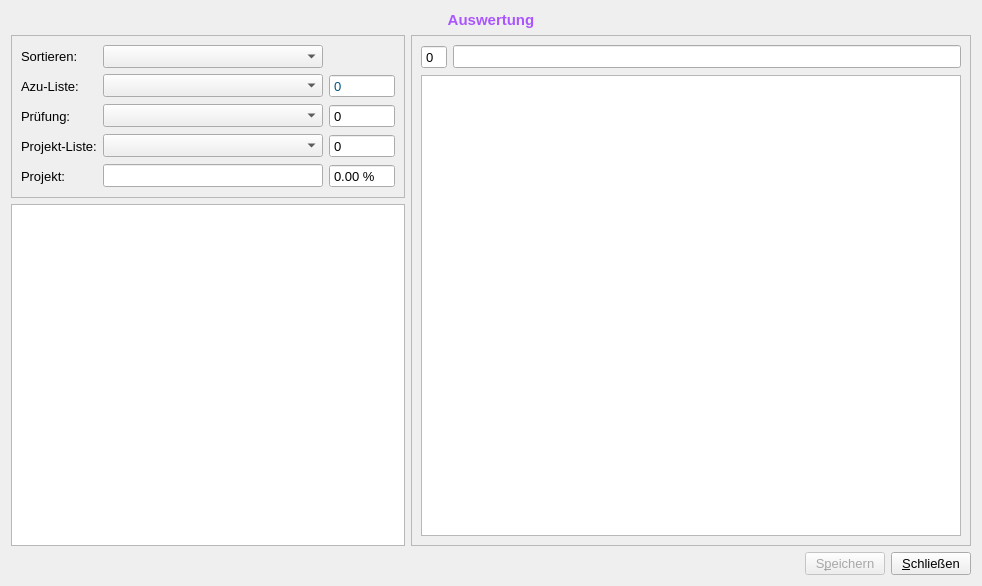
First picture: the form in formevaluation.ui, repository fasa1964/fshkap, before the edit.
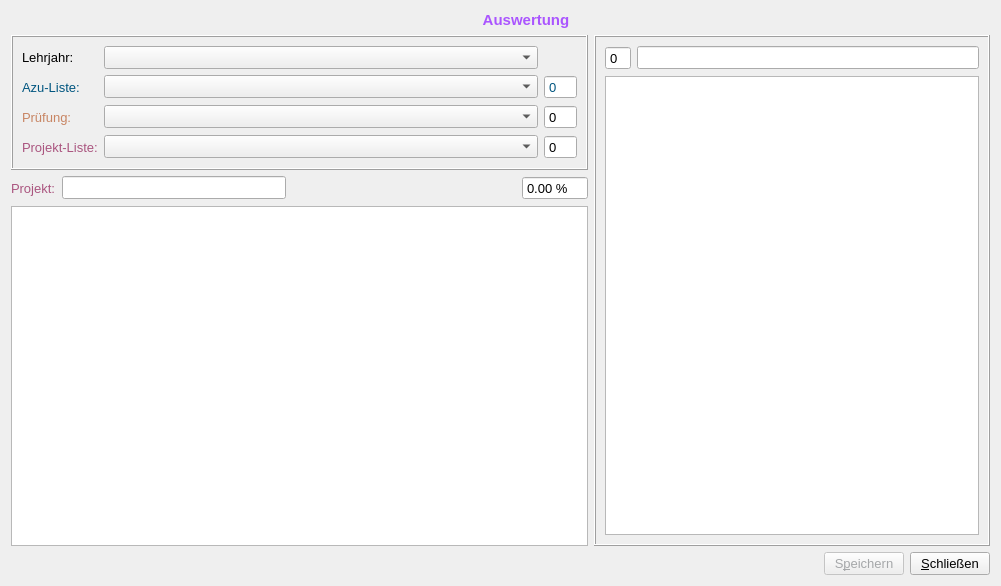
Second picture: the form after the edit.

Patch:
```diff
--- a/formevaluation.ui
+++ b/formevaluation.ui
@@ -6,7 +6,7 @@
    <rect>
     <x>0</x>
     <y>0</y>
-    <width>982</width>
+    <width>1001</width>
     <height>586</height>
    </rect>
   </property>
@@ -19,10 +19,73 @@
    <string>Form</string>
   </property>
   <layout class="QGridLayout" name="gridLayout_3">
-   <item row="1" column="0" colspan="2">
+   <item row="2" column="3">
+    <widget class="QDoubleSpinBox" name="projektProzentBox">
+     <property name="readOnly">
+      <bool>true</bool>
+     </property>
+     <property name="buttonSymbols">
+      <enum>QAbstractSpinBox::NoButtons</enum>
+     </property>
+     <property name="prefix">
+      <string/>
+     </property>
+     <property name="suffix">
+      <string> %</string>
+     </property>
+     <property name="maximum">
+      <double>100.000000000000000</double>
+     </property>
+    </widget>
+   </item>
+   <item row="2" column="0">
+    <widget class="QLabel" name="label_2">
+     <property name="palette">
+      <palette>
+       <active>
+        <colorrole role="WindowText">
+         <brush brushstyle="SolidPattern">
+          <color alpha="255">
+           <red>170</red>
+           <green>85</green>
+           <blue>127</blue>
+          </color>
+         </brush>
+        </colorrole>
+       </active>
+       <inactive>
+        <colorrole role="WindowText">
+         <brush brushstyle="SolidPattern">
+          <color alpha="255">
+           <red>170</red>
+           <green>85</green>
+           <blue>127</blue>
+          </color>
+         </brush>
+        </colorrole>
+       </inactive>
+       <disabled>
+        <colorrole role="WindowText">
+         <brush brushstyle="SolidPattern">
+          <color alpha="255">
+           <red>120</red>
+           <green>120</green>
+           <blue>120</blue>
+          </color>
+         </brush>
+        </colorrole>
+       </disabled>
+      </palette>
+     </property>
+     <property name="text">
+      <string>Projekt:</string>
+     </property>
+    </widget>
+   </item>
+   <item row="1" column="0" colspan="4">
     <widget class="QFrame" name="frame">
      <property name="sizePolicy">
-      <sizepolicy hsizetype="Expanding" vsizetype="Preferred">
+      <sizepolicy hsizetype="Preferred" vsizetype="Preferred">
        <horstretch>0</horstretch>
        <verstretch>0</verstretch>
       </sizepolicy>
@@ -34,7 +97,7 @@
       </size>
      </property>
      <property name="frameShape">
-      <enum>QFrame::StyledPanel</enum>
+      <enum>QFrame::Box</enum>
      </property>
      <property name="frameShadow">
       <enum>QFrame::Raised</enum>
@@ -43,7 +106,7 @@
       <item row="0" column="0">
        <widget class="QLabel" name="label_6">
         <property name="text">
-         <string>Sortieren:</string>
+         <string>Lehrjahr:</string>
         </property>
        </widget>
       </item>
@@ -65,6 +128,43 @@
       </item>
       <item row="1" column="0">
        <widget class="QLabel" name="label_5">
+        <property name="palette">
+         <palette>
+          <active>
+           <colorrole role="WindowText">
+            <brush brushstyle="SolidPattern">
+             <color alpha="255">
+              <red>0</red>
+              <green>85</green>
+              <blue>127</blue>
+             </color>
+            </brush>
+           </colorrole>
+          </active>
+          <inactive>
+           <colorrole role="WindowText">
+            <brush brushstyle="SolidPattern">
+             <color alpha="255">
+              <red>0</red>
+              <green>85</green>
+              <blue>127</blue>
+             </color>
+            </brush>
+           </colorrole>
+          </inactive>
+          <disabled>
+           <colorrole role="WindowText">
+            <brush brushstyle="SolidPattern">
+             <color alpha="255">
+              <red>120</red>
+              <green>120</green>
+              <blue>120</blue>
+             </color>
+            </brush>
+           </colorrole>
+          </disabled>
+         </palette>
+        </property>
         <property name="text">
          <string>Azu-Liste:</string>
         </property>
@@ -82,6 +182,43 @@
       </item>
       <item row="2" column="0">
        <widget class="QLabel" name="label_4">
+        <property name="palette">
+         <palette>
+          <active>
+           <colorrole role="WindowText">
+            <brush brushstyle="SolidPattern">
+             <color alpha="255">
+              <red>200</red>
+              <green>133</green>
+              <blue>99</blue>
+             </color>
+            </brush>
+           </colorrole>
+          </active>
+          <inactive>
+           <colorrole role="WindowText">
+            <brush brushstyle="SolidPattern">
+             <color alpha="255">
+              <red>200</red>
+              <green>133</green>
+              <blue>99</blue>
+             </color>
+            </brush>
+           </colorrole>
+          </inactive>
+          <disabled>
+           <colorrole role="WindowText">
+            <brush brushstyle="SolidPattern">
+             <color alpha="255">
+              <red>120</red>
+              <green>120</green>
+              <blue>120</blue>
+             </color>
+            </brush>
+           </colorrole>
+          </disabled>
+         </palette>
+        </property>
         <property name="text">
          <string>Prüfung:</string>
         </property>
@@ -99,6 +236,43 @@
       </item>
       <item row="3" column="0">
        <widget class="QLabel" name="label_3">
+        <property name="palette">
+         <palette>
+          <active>
+           <colorrole role="WindowText">
+            <brush brushstyle="SolidPattern">
+             <color alpha="255">
+              <red>170</red>
+              <green>85</green>
+              <blue>127</blue>
+             </color>
+            </brush>
+           </colorrole>
+          </active>
+          <inactive>
+           <colorrole role="WindowText">
+            <brush brushstyle="SolidPattern">
+             <color alpha="255">
+              <red>170</red>
+              <green>85</green>
+              <blue>127</blue>
+             </color>
+            </brush>
+           </colorrole>
+          </inactive>
+          <disabled>
+           <colorrole role="WindowText">
+            <brush brushstyle="SolidPattern">
+             <color alpha="255">
+              <red>120</red>
+              <green>120</green>
+              <blue>120</blue>
+             </color>
+            </brush>
+           </colorrole>
+          </disabled>
+         </palette>
+        </property>
         <property name="text">
          <string>Projekt-Liste:</string>
         </property>
@@ -114,20 +288,6 @@
         </property>
        </widget>
       </item>
-      <item row="4" column="0">
-       <widget class="QLabel" name="label_2">
-        <property name="text">
-         <string>Projekt:</string>
-        </property>
-       </widget>
-      </item>
-      <item row="4" column="1">
-       <widget class="QLineEdit" name="projektNameEdit">
-        <property name="readOnly">
-         <bool>true</bool>
-        </property>
-       </widget>
-      </item>
       <item row="1" column="2">
        <widget class="QSpinBox" name="countAzubiBox">
         <property name="palette">
@@ -201,29 +361,67 @@
         </property>
        </widget>
       </item>
-      <item row="4" column="2">
-       <widget class="QDoubleSpinBox" name="projektProzentBox">
-        <property name="readOnly">
-         <bool>true</bool>
-        </property>
-        <property name="buttonSymbols">
-         <enum>QAbstractSpinBox::NoButtons</enum>
-        </property>
-        <property name="prefix">
-         <string/>
-        </property>
-        <property name="suffix">
-         <string> %</string>
-        </property>
-        <property name="maximum">
-         <double>100.000000000000000</double>
-        </property>
-       </widget>
-      </item>
      </layout>
     </widget>
    </item>
-   <item row="3" column="3">
+   <item row="3" column="0" colspan="4">
+    <widget class="QTableWidget" name="fragenTableWidget"/>
+   </item>
+   <item row="0" column="1" colspan="5">
+    <widget class="QLabel" name="label">
+     <property name="palette">
+      <palette>
+       <active>
+        <colorrole role="WindowText">
+         <brush brushstyle="SolidPattern">
+          <color alpha="255">
+           <red>170</red>
+           <green>85</green>
+           <blue>255</blue>
+          </color>
+         </brush>
+        </colorrole>
+       </active>
+       <inactive>
+        <colorrole role="WindowText">
+         <brush brushstyle="SolidPattern">
+          <color alpha="255">
+           <red>170</red>
+           <green>85</green>
+           <blue>255</blue>
+          </color>
+         </brush>
+        </colorrole>
+       </inactive>
+       <disabled>
+        <colorrole role="WindowText">
+         <brush brushstyle="SolidPattern">
+          <color alpha="255">
+           <red>165</red>
+           <green>167</green>
+           <blue>169</blue>
+          </color>
+         </brush>
+        </colorrole>
+       </disabled>
+      </palette>
+     </property>
+     <property name="font">
+      <font>
+       <pointsize>11</pointsize>
+       <weight>75</weight>
+       <bold>true</bold>
+      </font>
+     </property>
+     <property name="text">
+      <string>Auswertung</string>
+     </property>
+     <property name="alignment">
+      <set>Qt::AlignCenter</set>
+     </property>
+    </widget>
+   </item>
+   <item row="4" column="5">
     <layout class="QHBoxLayout" name="horizontalLayout">
      <item>
       <widget class="QPushButton" name="saveButton">
@@ -281,61 +479,7 @@
      </item>
     </layout>
    </item>
-   <item row="0" column="0" colspan="4">
-    <widget class="QLabel" name="label">
-     <property name="palette">
-      <palette>
-       <active>
-        <colorrole role="WindowText">
-         <brush brushstyle="SolidPattern">
-          <color alpha="255">
-           <red>170</red>
-           <green>85</green>
-           <blue>255</blue>
-          </color>
-         </brush>
-        </colorrole>
-       </active>
-       <inactive>
-        <colorrole role="WindowText">
-         <brush brushstyle="SolidPattern">
-          <color alpha="255">
-           <red>170</red>
-           <green>85</green>
-           <blue>255</blue>
-          </color>
-         </brush>
-        </colorrole>
-       </inactive>
-       <disabled>
-        <colorrole role="WindowText">
-         <brush brushstyle="SolidPattern">
-          <color alpha="255">
-           <red>165</red>
-           <green>167</green>
-           <blue>169</blue>
-          </color>
-         </brush>
-        </colorrole>
-       </disabled>
-      </palette>
-     </property>
-     <property name="font">
-      <font>
-       <pointsize>11</pointsize>
-       <weight>75</weight>
-       <bold>true</bold>
-      </font>
-     </property>
-     <property name="text">
-      <string>Auswertung</string>
-     </property>
-     <property name="alignment">
-      <set>Qt::AlignCenter</set>
-     </property>
-    </widget>
-   </item>
-   <item row="3" column="2">
+   <item row="4" column="4">
     <spacer name="horizontalSpacer">
      <property name="orientation">
       <enum>Qt::Horizontal</enum>
@@ -348,20 +492,7 @@
      </property>
     </spacer>
    </item>
-   <item row="3" column="1">
-    <spacer name="horizontalSpacer_2">
-     <property name="orientation">
-      <enum>Qt::Horizontal</enum>
-     </property>
-     <property name="sizeHint" stdset="0">
-      <size>
-       <width>40</width>
-       <height>20</height>
-      </size>
-     </property>
-    </spacer>
-   </item>
-   <item row="1" column="2" rowspan="2" colspan="2">
+   <item row="1" column="4" rowspan="3" colspan="2">
     <widget class="QFrame" name="frame_2">
      <property name="sizePolicy">
       <sizepolicy hsizetype="Expanding" vsizetype="Expanding">
@@ -370,7 +501,7 @@
       </sizepolicy>
      </property>
      <property name="frameShape">
-      <enum>QFrame::StyledPanel</enum>
+      <enum>QFrame::Box</enum>
      </property>
      <property name="frameShadow">
       <enum>QFrame::Raised</enum>
@@ -378,6 +509,43 @@
      <layout class="QGridLayout" name="gridLayout_2">
       <item row="0" column="1">
        <widget class="QLineEdit" name="azuNameEdit">
+        <property name="palette">
+         <palette>
+          <active>
+           <colorrole role="WindowText">
+            <brush brushstyle="SolidPattern">
+             <color alpha="255">
+              <red>0</red>
+              <green>85</green>
+              <blue>127</blue>
+             </color>
+            </brush>
+           </colorrole>
+          </active>
+          <inactive>
+           <colorrole role="WindowText">
+            <brush brushstyle="SolidPattern">
+             <color alpha="255">
+              <red>0</red>
+              <green>85</green>
+              <blue>127</blue>
+             </color>
+            </brush>
+           </colorrole>
+          </inactive>
+          <disabled>
+           <colorrole role="WindowText">
+            <brush brushstyle="SolidPattern">
+             <color alpha="255">
+              <red>120</red>
+              <green>120</green>
+              <blue>120</blue>
+             </color>
+            </brush>
+           </colorrole>
+          </disabled>
+         </palette>
+        </property>
         <property name="readOnly">
          <bool>true</bool>
         </property>
@@ -385,6 +553,43 @@
       </item>
       <item row="0" column="0">
        <widget class="QSpinBox" name="nrBox">
+        <property name="palette">
+         <palette>
+          <active>
+           <colorrole role="WindowText">
+            <brush brushstyle="SolidPattern">
+             <color alpha="255">
+              <red>0</red>
+              <green>85</green>
+              <blue>127</blue>
+             </color>
+            </brush>
+           </colorrole>
+          </active>
+          <inactive>
+           <colorrole role="WindowText">
+            <brush brushstyle="SolidPattern">
+             <color alpha="255">
+              <red>0</red>
+              <green>85</green>
+              <blue>127</blue>
+             </color>
+            </brush>
+           </colorrole>
+          </inactive>
+          <disabled>
+           <colorrole role="WindowText">
+            <brush brushstyle="SolidPattern">
+             <color alpha="255">
+              <red>120</red>
+              <green>120</green>
+              <blue>120</blue>
+             </color>
+            </brush>
+           </colorrole>
+          </disabled>
+         </palette>
+        </property>
         <property name="readOnly">
          <bool>true</bool>
         </property>
@@ -406,8 +611,38 @@
      </layout>
     </widget>
    </item>
-   <item row="2" column="0" colspan="2">
-    <widget class="QTableWidget" name="fragenTableWidget"/>
+   <item row="2" column="1">
+    <widget class="QLineEdit" name="projektNameEdit">
+     <property name="readOnly">
+      <bool>true</bool>
+     </property>
+    </widget>
+   </item>
+   <item row="2" column="2">
+    <spacer name="horizontalSpacer_3">
+     <property name="orientation">
+      <enum>Qt::Horizontal</enum>
+     </property>
+     <property name="sizeHint" stdset="0">
+      <size>
+       <width>40</width>
+       <height>20</height>
+      </size>
+     </property>
+    </spacer>
+   </item>
+   <item row="4" column="0" colspan="4">
+    <spacer name="horizontalSpacer_2">
+     <property name="orientation">
+      <enum>Qt::Horizontal</enum>
+     </property>
+     <property name="sizeHint" stdset="0">
+      <size>
+       <width>40</width>
+       <height>20</height>
+      </size>
+     </property>
+    </spacer>
    </item>
   </layout>
  </widget>
```
